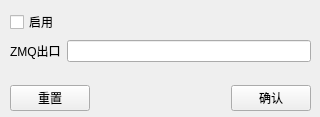
The window that zmqout.ui (aspirefhaha/telemetryCapture) describes before a commit, drawn with Qt 5.
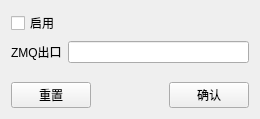
The same window after the commit.

Patch:
```diff
--- a/zmqout.ui
+++ b/zmqout.ui
@@ -6,22 +6,15 @@
    <rect>
     <x>0</x>
     <y>0</y>
-    <width>320</width>
-    <height>117</height>
+    <width>260</width>
+    <height>119</height>
    </rect>
   </property>
   <property name="windowTitle">
    <string>Form</string>
   </property>
-  <widget class="QWidget" name="verticalLayoutWidget">
-   <property name="geometry">
-    <rect>
-     <x>10</x>
-     <y>10</y>
-     <width>301</width>
-     <height>101</height>
-    </rect>
-   </property>
+  <layout class="QVBoxLayout" name="verticalLayout_2">
+   <item>
    <layout class="QVBoxLayout" name="verticalLayout">
     <item>
      <widget class="QCheckBox" name="ckEnabled">
@@ -79,7 +72,8 @@
      </layout>
     </item>
    </layout>
-  </widget>
+   </item>
+  </layout>
  </widget>
  <resources/>
  <connections/>
```
Lines whose indentation alone changed are shown as unchanged.
